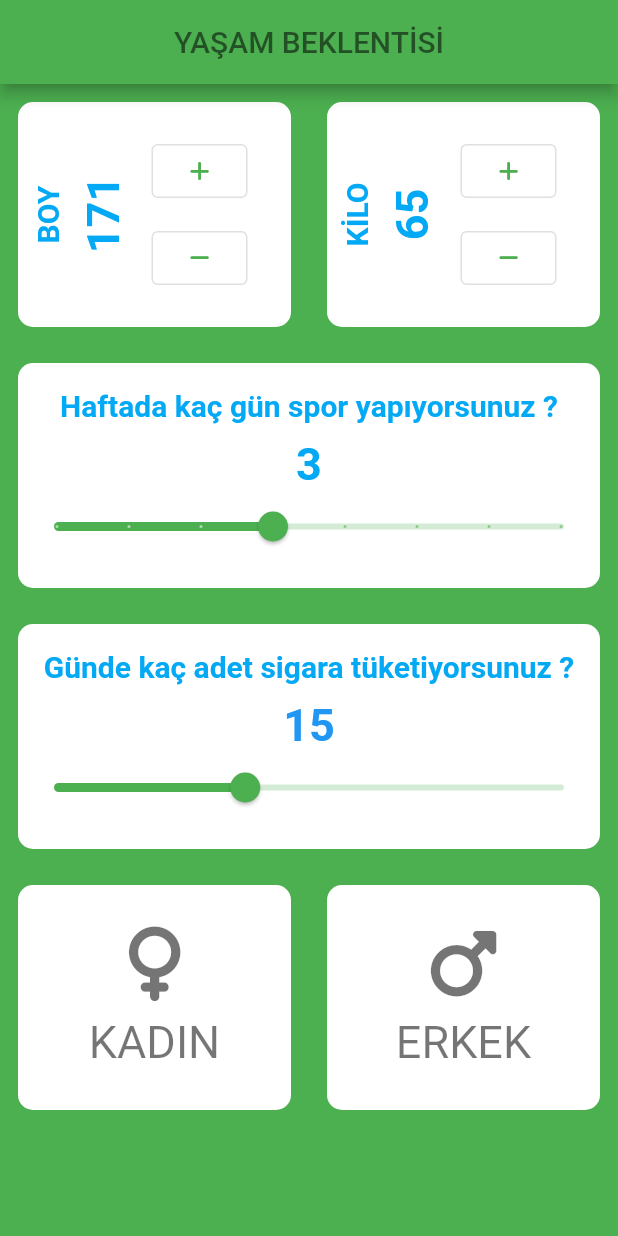
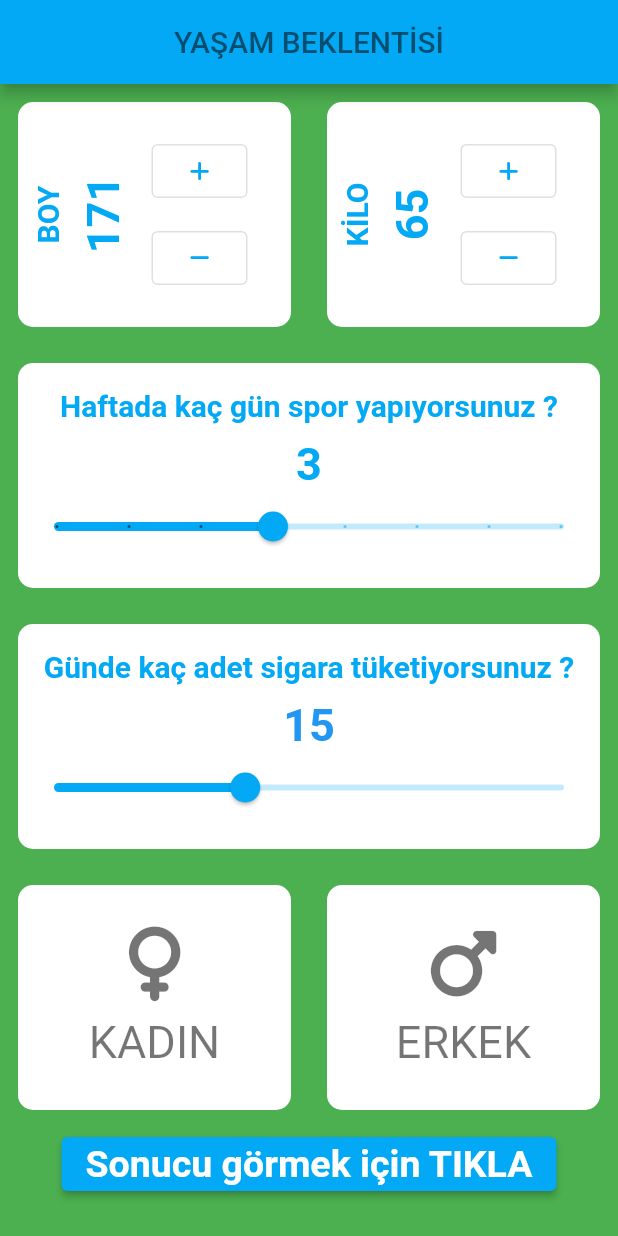
Before and after one commit to ErtugrulGulmez00/Life_Expectancy_Calculator_WithFlutter, a Flutter app: the screen it shows after launch, after a tap on an icon or button, on a phone screen of 412 x 824 dp. Run offline on Flutter 3.47's test engine with Material 2 defaults, Android fonts, the phone set to English and light mode, and no system bars; our stand-ins replace font_awesome_flutter.

Commit message:
fixed only vertical position and added last button

```diff
--- a/lib/main.dart
+++ b/lib/main.dart
@@ -1,7 +1,14 @@
 import 'package:flutter/material.dart';
+import 'package:flutter/services.dart';
 import 'package:yasam_suresi_hesaplama/pages/input_page.dart';
 
 void main() {
+  WidgetsFlutterBinding.ensureInitialized();
+
+  SystemChrome.setPreferredOrientations([
+    DeviceOrientation.portraitUp,
+    DeviceOrientation.portraitDown,
+  ]).then((value) => runApp(MyApp()));
   runApp(MyApp());
 }
 
@@ -9,9 +16,10 @@ class MyApp extends StatelessWidget {
   @override
   Widget build(BuildContext context) {
     return MaterialApp(
+      debugShowCheckedModeBanner: false,
       theme: ThemeData(
           colorScheme: ColorScheme.fromSwatch(primarySwatch:
-          Colors.green,
+          Colors.lightBlue,
 
 
 
--- a/lib/pages/input_page.dart
+++ b/lib/pages/input_page.dart
@@ -2,7 +2,6 @@ import 'package:flutter/material.dart';
 import 'package:font_awesome_flutter/font_awesome_flutter.dart';
 
 import 'myContainer.dart';
-
 
 class InputPage extends StatefulWidget {
   const InputPage({super.key});
@@ -16,11 +15,12 @@ class _InputPageState extends State<InputPage> {
   double sigarasayisi = 15.0;
   double sporgunu = 3.0;
   int boy = 170;
-  int kilo=65;
+  int kilo = 65;
 
   @override
   Widget build(BuildContext context) {
     return Scaffold(
+
       backgroundColor: Colors.green,
       appBar: AppBar(
         title: const Text(
@@ -35,24 +35,25 @@ class _InputPageState extends State<InputPage> {
             children: [
               Expanded(
                 child: MyContainer(
-                  child: buildRowOutlinedButton(boy,),
+                  child: buildRowOutlinedButton(
+                    boy,
+                  ),
                 ),
               ),
               Expanded(
                 child: MyContainer(
-                  child: buildRowOutlinedButton(kilo,),
-
+                  child: buildRowOutlinedButton(
+                    kilo,
+                  ),
                 ),
               ),
             ],
           ),
-
           Row(
             children: [
               Expanded(
                 child: MyContainer(
-                  child:
-                  Column(
+                  child: Column(
                     mainAxisAlignment: MainAxisAlignment.center,
                     children: [
                       Text(
@@ -87,11 +88,8 @@ class _InputPageState extends State<InputPage> {
               ),
             ],
           ),
-
-
           Row(
             children: [
-
               Expanded(
                 child: MyContainer(
                   child: Column(
@@ -193,6 +191,29 @@ class _InputPageState extends State<InputPage> {
               ),
             ],
           ),
+          Row(
+            children: [
+              Expanded(
+                child: Column(
+                  mainAxisAlignment: MainAxisAlignment.center,
+                  children: [
+
+                    ElevatedButton(
+                      onPressed: () {},
+                      child: const Text(
+                        'Sonucu görmek için TIKLA',
+                        style: TextStyle(
+                          color: Colors.white,
+                          fontWeight: FontWeight.bold,
+                          fontSize: 25,
+                        ),
+                      ),
+                    )
+                  ],
+                ),
+              ),
+            ],
+          ),
         ],
       ),
     );
@@ -200,10 +221,7 @@ class _InputPageState extends State<InputPage> {
 
   TextStyle buildTextStyleForQuestion() {
     return const TextStyle(
-
-                          color: Colors.lightBlue,
-                          fontSize: 20,
-                          fontWeight: FontWeight.bold);
+        color: Colors.lightBlue, fontSize: 20, fontWeight: FontWeight.bold);
   }
 
   Row buildRowOutlinedButton(label) {
@@ -214,7 +232,7 @@ class _InputPageState extends State<InputPage> {
           child: RotatedBox(
               quarterTurns: 3,
               child: Text(
-                            label==boy?'BOY':'KİLO',
+                label == boy ? 'BOY' : 'KİLO',
                 style: const TextStyle(
                     color: Colors.lightBlue,
                     fontSize: 20,
@@ -236,20 +254,21 @@ class _InputPageState extends State<InputPage> {
         const SizedBox(
           width: 15,
         ),
-                    Column( mainAxisAlignment: MainAxisAlignment.center,
+        Column(
+          mainAxisAlignment: MainAxisAlignment.center,
           children: [
             ButtonTheme(
-
               minWidth: 36,
               child: OutlinedButton(
-
                 onPressed: () {
                   setState(() {
-                                  label==boy? boy++:kilo++;
+                    label == boy ? boy++ : kilo++;
                   });
                 },
-                              child: const Icon(FontAwesomeIcons.plus,size: 15,),
-
+                child: const Icon(
+                  FontAwesomeIcons.plus,
+                  size: 15,
+                ),
               ),
             ),
             const SizedBox(
@@ -257,11 +276,14 @@ class _InputPageState extends State<InputPage> {
             ),
             ButtonTheme(
                 minWidth: 36,
-                            child: OutlinedButton(onPressed: () {
+                child: OutlinedButton(
+                  onPressed: () {
                     setState(() {
-                                label==boy? boy--:kilo--;
+                      label == boy ? boy-- : kilo--;
                     });
-                            }, child: const Icon(FontAwesomeIcons.minus,size: 15), )),
+                  },
+                  child: const Icon(FontAwesomeIcons.minus, size: 15),
+                )),
           ],
         ),
       ],
```
Lines whose indentation alone changed are shown as unchanged.
